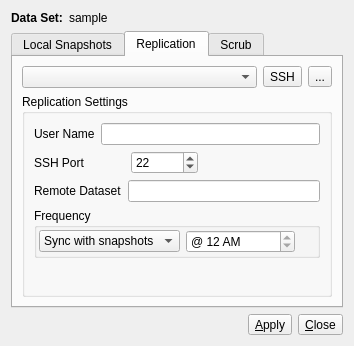
The window that src-qt5/life-preserver/lp-gui/LPConfig.ui (trueos/pcbsd) describes before a commit, drawn with Qt 5.
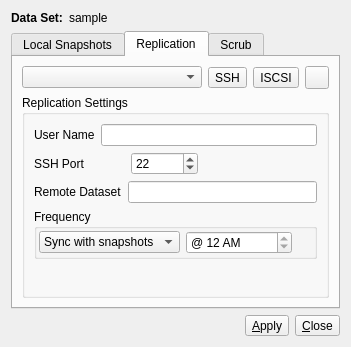
The same window after the commit. The open tabs and pages were chosen to show the change. Icons and pictures are not drawn.

Commit message: Add the ability to launch the ISCSI replication wizard from the configuration dialog for Life Preserver.

```diff
--- a/src-qt5/life-preserver/lp-gui/LPConfig.ui
+++ b/src-qt5/life-preserver/lp-gui/LPConfig.ui
@@ -6,8 +6,8 @@
    <rect>
     <x>0</x>
     <y>0</y>
-    <width>354</width>
-    <height>346</height>
+    <width>351</width>
+    <height>347</height>
    </rect>
   </property>
   <property name="windowTitle">
@@ -199,15 +199,32 @@
            </property>
           </widget>
          </item>
+         <item>
+          <widget class="QToolButton" name="tool_rep_addiscsi">
+           <property name="text">
+            <string>ISCSI</string>
+           </property>
+           <property name="icon">
+            <iconset resource="lPreserve.qrc">
+             <normaloff>:/images/list-add.png</normaloff>:/images/list-add.png</iconset>
+           </property>
+           <property name="toolButtonStyle">
+            <enum>Qt::ToolButtonTextBesideIcon</enum>
+           </property>
+          </widget>
+         </item>
          <item>
           <widget class="QToolButton" name="tool_rep_remhost">
            <property name="text">
-            <string>...</string>
+            <string notr="true"/>
            </property>
            <property name="icon">
             <iconset resource="lPreserve.qrc">
              <normaloff>:/images/list-remove.png</normaloff>:/images/list-remove.png</iconset>
            </property>
+           <property name="toolButtonStyle">
+            <enum>Qt::ToolButtonIconOnly</enum>
+           </property>
           </widget>
          </item>
         </layout>
```
Left out of the diff: 2 changed lines with no effect on the pictures. The commit also changes 2 other files.
